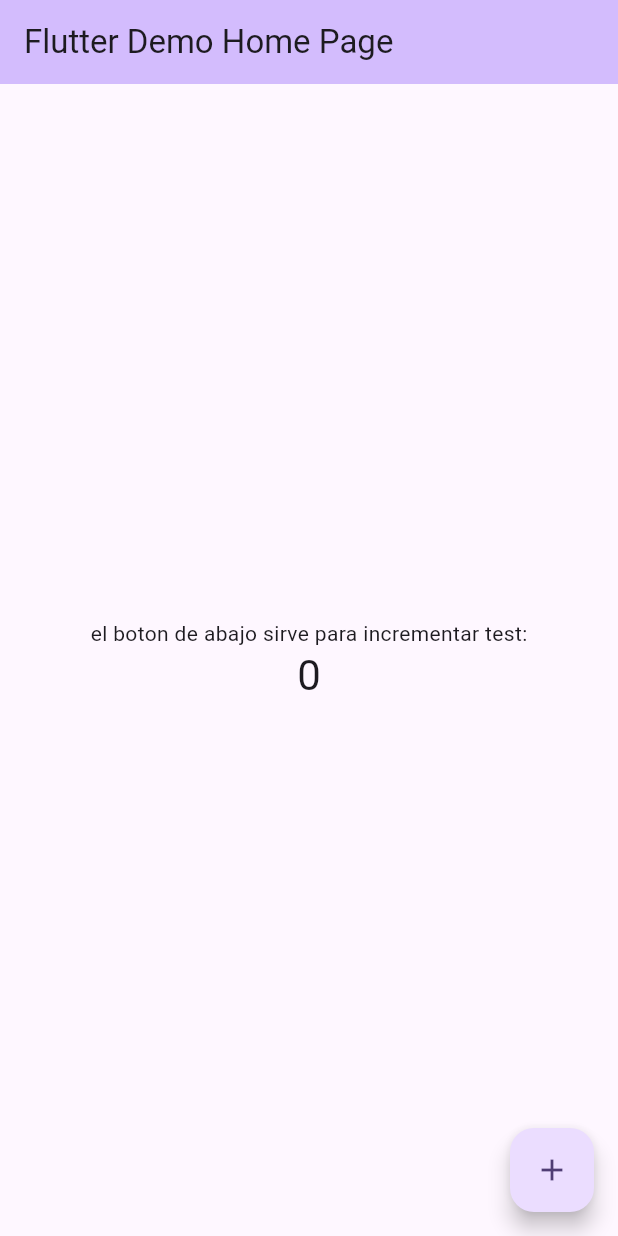
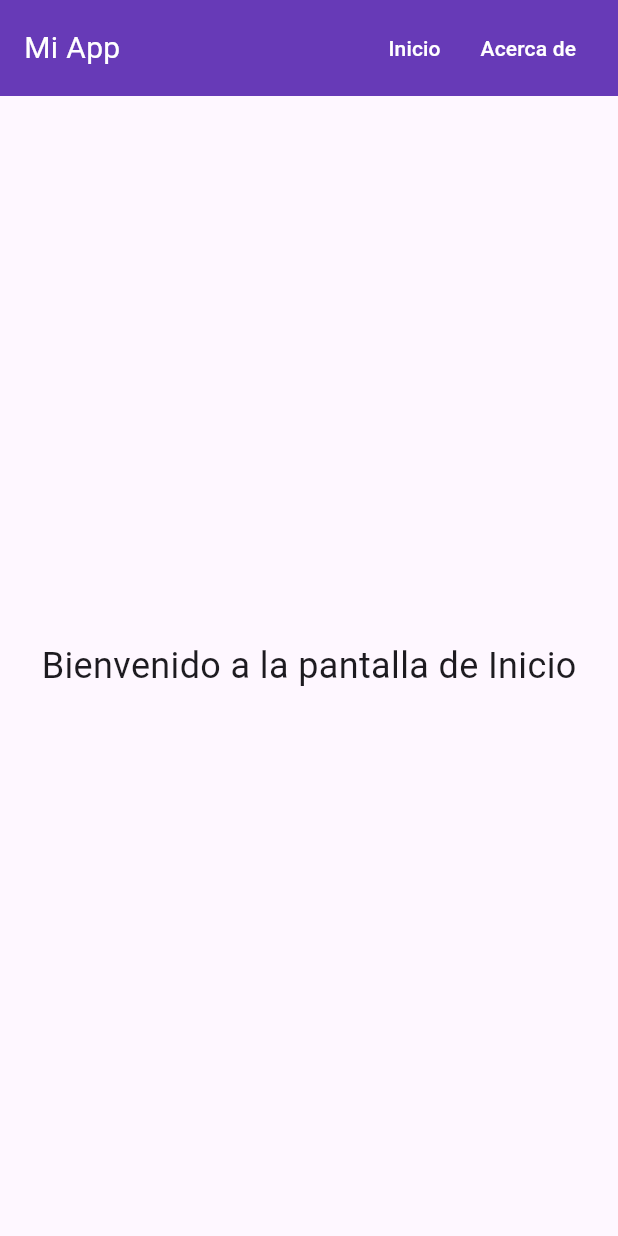
Before and after one commit to fedegonc/untitled, a Flutter app: the screen it shows after launch, on a phone screen of 412 x 824 dp. Run offline on Flutter 3.47's test engine with Material 3 defaults, Android fonts, the phone set to English and light mode, and no system bars.

Commit message:
create app

```diff
--- /dev/null
+++ b/lib/components/navbar.dart
@@ -0,0 +1,42 @@
+import 'package:flutter/material.dart';
+
+class Navbar extends StatelessWidget {
+  @override
+  Widget build(BuildContext context) {
+    return Container(
+      color: Colors.deepPurple,
+      padding: EdgeInsets.symmetric(horizontal: 16, vertical: 8),
+      child: Row(
+        mainAxisAlignment: MainAxisAlignment.spaceBetween,
+        children: [
+          Text(
+            'Mi App',
+            style: TextStyle(color: Colors.white, fontSize: 20),
+          ),
+          Row(
+            children: [
+              TextButton(
+                onPressed: () {
+                  Navigator.pushNamed(context, '/home'); // Navega a '/home'
+                },
+                child: Text(
+                  'Inicio',
+                  style: TextStyle(color: Colors.white),
+                ),
+              ),
+              TextButton(
+                onPressed: () {
+                  Navigator.pushNamed(context, '/about'); // Navega a '/about'
+                },
+                child: Text(
+                  'Acerca de',
+                  style: TextStyle(color: Colors.white),
+                ),
+              ),
+            ],
+          ),
+        ],
+      ),
+    );
+  }
+}
--- a/lib/main.dart
+++ b/lib/main.dart
@@ -1,4 +1,7 @@
 import 'package:flutter/material.dart';
+import 'components/navbar.dart';
+import 'screens/home.dart'; // Asegúrate de tener estas rutas.
+import 'screens/about.dart';
 
 void main() {
   runApp(const MyApp());
@@ -7,30 +10,20 @@ void main() {
 class MyApp extends StatelessWidget {
   const MyApp({super.key});
 
-  // This widget is the root of your application.
   @override
   Widget build(BuildContext context) {
     return MaterialApp(
       title: 'Flutter Demo',
       theme: ThemeData(
-        // This is the theme of your application.
-        //
-        // TRY THIS: Try running your application with "flutter run". You'll see
-        // the application has a purple toolbar. Then, without quitting the app,
-        // try changing the seedColor in the colorScheme below to Colors.green
-        // and then invoke "hot reload" (save your changes or press the "hot
-        // reload" button in a Flutter-supported IDE, or press "r" if you used
-        // the command line to start the app).
-        //
-        // Notice that the counter didn't reset back to zero; the application
-        // state is not lost during the reload. To reset the state, use hot
-        // restart instead.
-        //
-        // This works for code too, not just values: Most code changes can be
-        // tested with just a hot reload.
         colorScheme: ColorScheme.fromSeed(seedColor: Colors.deepPurple),
         useMaterial3: true,
       ),
+      // Define las rutas
+      initialRoute: '/home', // Ruta inicial
+      routes: {
+        '/home': (context) => HomeScreen(), // Pantalla de inicio
+        '/about': (context) => AboutScreen(), // Pantalla acerca de
+      },
       home: const MyHomePage(title: 'Flutter Demo Home Page'),
     );
   }
@@ -38,15 +31,6 @@ class MyApp extends StatelessWidget {
 
 class MyHomePage extends StatefulWidget {
   const MyHomePage({super.key, required this.title});
-
-  // This widget is the home page of your application. It is stateful, meaning
-  // that it has a State object (defined below) that contains fields that affect
-  // how it looks.
-
-  // This class is the configuration for the state. It holds the values (in this
-  // case the title) provided by the parent (in this case the App widget) and
-  // used by the build method of the State. Fields in a Widget subclass are
-  // always marked "final".
 
   final String title;
 
@@ -59,55 +43,22 @@ class _MyHomePageState extends State<MyHomePage> {
 
   void _incrementCounter() {
     setState(() {
-      // This call to setState tells the Flutter framework that something has
-      // changed in this State, which causes it to rerun the build method below
-      // so that the display can reflect the updated values. If we changed
-      // _counter without calling setState(), then the build method would not be
-      // called again, and so nothing would appear to happen.
-      _counter++;
+      _counter++; // Incrementa el contador y actualiza la UI.
     });
   }
 
   @override
   Widget build(BuildContext context) {
-    // This method is rerun every time setState is called, for instance as done
-    // by the _incrementCounter method above.
-    //
-    // The Flutter framework has been optimized to make rerunning build methods
-    // fast, so that you can just rebuild anything that needs updating rather
-    // than having to individually change instances of widgets.
     return Scaffold(
-      appBar: AppBar(
-        // TRY THIS: Try changing the color here to a specific color (to
-        // Colors.amber, perhaps?) and trigger a hot reload to see the AppBar
-        // change color while the other colors stay the same.
-        backgroundColor: Theme.of(context).colorScheme.inversePrimary,
-        // Here we take the value from the MyHomePage object that was created by
-        // the App.build method, and use it to set our appbar title.
-        title: Text(widget.title),
-      ),
-      body: Center(
-        // Center is a layout widget. It takes a single child and positions it
-        // in the middle of the parent.
+      body: Column(
+        children: [
+          Navbar(), // Navbar reutilizable.
+          Expanded(
+            child: Center(
               child: Column(
-          // Column is also a layout widget. It takes a list of children and
-          // arranges them vertically. By default, it sizes itself to fit its
-          // children horizontally, and tries to be as tall as its parent.
-          //
-          // Column has various properties to control how it sizes itself and
-          // how it positions its children. Here we use mainAxisAlignment to
-          // center the children vertically; the main axis here is the vertical
-          // axis because Columns are vertical (the cross axis would be
-          // horizontal).
-          //
-          // TRY THIS: Invoke "debug painting" (choose the "Toggle Debug Paint"
-          // action in the IDE, or press "p" in the console), to see the
-          // wireframe for each widget.
                 mainAxisAlignment: MainAxisAlignment.center,
-          children: <Widget>[
-            const Text(
-              'el boton de abajo sirve para incrementar test:',
-            ),
+                children: [
+                  const Text('El botón de abajo sirve para incrementar:'),
                   Text(
                     '$_counter',
                     style: Theme.of(context).textTheme.headlineMedium,
@@ -115,11 +66,14 @@ class _MyHomePageState extends State<MyHomePage> {
                 ],
               ),
             ),
+          ),
+        ],
+      ),
       floatingActionButton: FloatingActionButton(
         onPressed: _incrementCounter,
-        tooltip: 'Increment',
+        tooltip: 'Incrementar',
         child: const Icon(Icons.add),
-      ), // This trailing comma makes auto-formatting nicer for build methods.
+      ),
     );
   }
 }
--- /dev/null
+++ b/lib/screens/home.dart
@@ -0,0 +1,23 @@
+import 'package:flutter/material.dart';
+import '../components/navbar.dart';
+
+class HomeScreen extends StatelessWidget {
+  @override
+  Widget build(BuildContext context) {
+    return Scaffold(
+      body: Column(
+        children: [
+          Navbar(),
+          Expanded(
+            child: Center(
+              child: Text(
+                'Bienvenido a la pantalla de Inicio',
+                style: TextStyle(fontSize: 24),
+              ),
+            ),
+          ),
+        ],
+      ),
+    );
+  }
+}
```
Also changed, not shown: lib/screens/about.dart (added, +23 -0 lines), lib/components/button.dart (added). Lines whose indentation alone changed are shown as unchanged.
